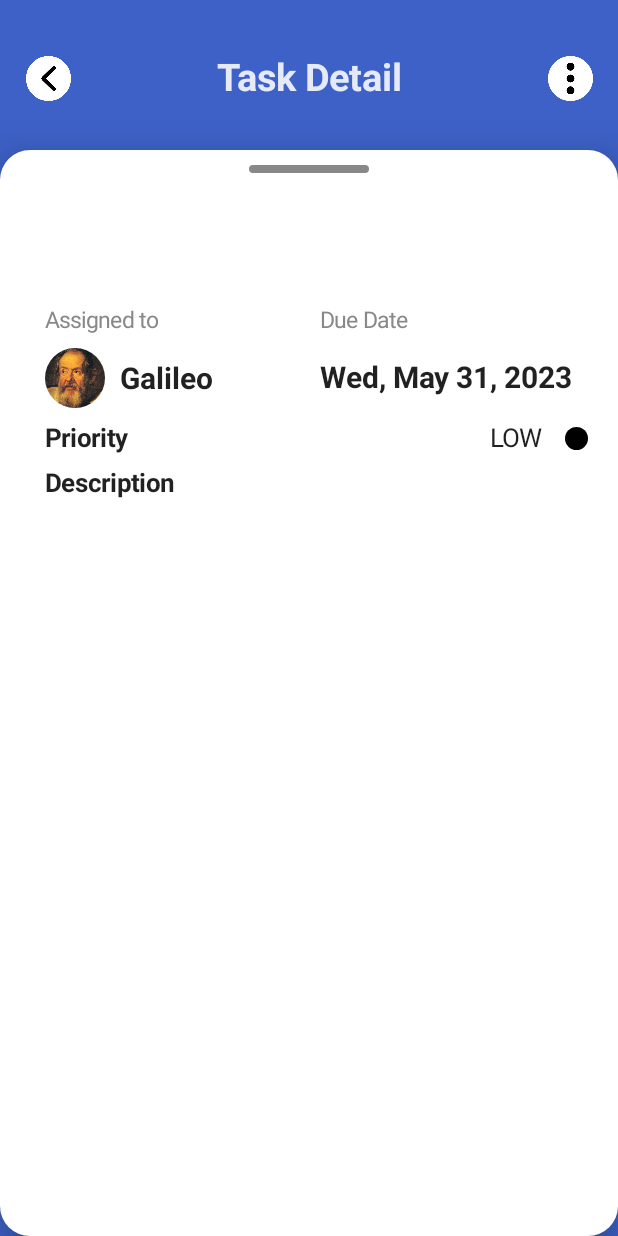
After one commit to anhhuy007/TodoList, an Android app built with Jetpack Compose: the TaskViewActivity screen opened directly, with no data from a screen before it, on a phone screen of 412 x 824 dp. The commit adds this screen. Run offline under Robolectric (Android 15) with nearby library versions, the phone set to English and light mode, and no system bars; our stand-ins replace Firebase (no records; nobody signed in at launch, a user with empty details on screens opened directly); 1 statement that could not run was skipped.

Commit message:
add delete task

```diff
--- a/app/src/main/AndroidManifest.xml
+++ b/app/src/main/AndroidManifest.xml
@@ -27,9 +27,9 @@
                 android:name="android.app.lib_name"
                 android:value="" />
         </activity>
-
         <activity android:name=".ui.activities.AddTaskActivity" />
-        <activity android:name=".ui.activities.TodoListActivity"/>
+        <activity android:name=".ui.activities.TodoListActivity" />
+        <activity android:name=".ui.activities.TaskViewActivity"/>
     </application>
 
 </manifest>
--- a/app/src/main/java/com/example/todolist/model/Task.kt
+++ b/app/src/main/java/com/example/todolist/model/Task.kt
@@ -1,13 +1,18 @@
 package com.example.todolist.model
 
+import java.text.SimpleDateFormat
 import java.util.*
-
 data class Task(
     var name: String = "",
     var priority: Priority = Priority.LOW,
     var description: String = "",
     var timeStamp: Long = Calendar.getInstance().timeInMillis
-)
+) : java.io.Serializable {
+    fun convertTimeToDate(timeStamp: Long) : String {
+        val dateFormat = SimpleDateFormat("EEE, MMM d, yyyy", Locale.getDefault())
+        return dateFormat.format(Date(timeStamp))
+    }
+}
 
 enum class Priority {
     HIGH, MEDIUM, LOW
--- /dev/null
+++ b/app/src/main/java/com/example/todolist/ui/activities/TaskViewActivity.kt
@@ -0,0 +1,353 @@
+package com.example.todolist.ui.activities
+
+import android.content.Intent
+import android.os.Bundle
+import android.util.Log
+import android.widget.ImageButton
+import androidx.activity.ComponentActivity
+import androidx.activity.compose.setContent
+import androidx.compose.foundation.Image
+import androidx.compose.foundation.background
+import androidx.compose.foundation.clickable
+import androidx.compose.foundation.layout.*
+import androidx.compose.foundation.shape.RoundedCornerShape
+import androidx.compose.material.*
+import androidx.compose.runtime.*
+import androidx.compose.ui.Alignment
+import androidx.compose.ui.Modifier
+import androidx.compose.ui.draw.clip
+import androidx.compose.ui.graphics.Color
+import androidx.compose.ui.graphics.vector.ImageVector
+import androidx.compose.ui.layout.ContentScale
+import androidx.compose.ui.res.colorResource
+import androidx.compose.ui.res.painterResource
+import androidx.compose.ui.res.vectorResource
+import androidx.compose.ui.text.font.FontWeight
+import androidx.compose.ui.tooling.preview.Preview
+import androidx.compose.ui.unit.DpOffset
+import androidx.compose.ui.unit.dp
+import androidx.compose.ui.unit.sp
+import com.example.todolist.R
+import com.example.todolist.model.Priority
+import com.example.todolist.model.Task
+import com.example.todolist.ui.activities.ui.theme.TodoListTheme
+import com.example.todolist.viewmodel.TaskViewModel
+
+class TaskViewActivity : ComponentActivity() {
+
+    var task: Task = Task()
+    var taskViewModel: TaskViewModel = TaskViewModel()
+
+    override fun onCreate(savedInstanceState: Bundle?) {
+        super.onCreate(savedInstanceState)
+
+        task = intent.getSerializableExtra("task") as Task
+
+        Log.d("AnhHuy", task.name)
+
+        setContent {
+            TodoListTheme {
+                TaskViewScreen(task)
+            }
+        }
+    }
+
+    @Composable
+    private fun TaskViewScreen(
+        task: Task
+    ) {
+        Box(
+            modifier = Modifier
+                .fillMaxSize()
+                .background("#3D61C7".color)
+        ) {
+            AppTopBar()
+
+            ContentDetail(task)
+        }
+    }
+
+    @Preview(showSystemUi = true, showBackground = true)
+    @Composable
+    private fun ContentDetail(
+        task: Task = Task(
+            name = "Finish the others function for Todo List app",
+            description = "Finish the others function for Todo List app",
+            priority = Priority.HIGH
+        )
+    ) {
+        Card(
+            modifier = Modifier
+                .fillMaxWidth()
+                .fillMaxSize()
+                .padding(top = 100.dp)
+                ,
+            elevation = 20.dp,
+            backgroundColor = Color.White,
+            shape = RoundedCornerShape(20.dp)
+        ) {
+            Column(
+                modifier = Modifier
+                    .fillMaxWidth()
+                    .padding(10.dp)
+            ) {
+                Box(
+                    modifier = Modifier
+                        .size(width = 80.dp, height = 5.dp)
+                        .clip(RoundedCornerShape(20.dp))
+                        .background(Color.Gray)
+                        .align(Alignment.CenterHorizontally)
+                        .padding(top = 30.dp)
+                )
+
+                Text(
+                    text = task.name,
+                    fontSize = 25.sp,
+                    fontWeight = FontWeight.Bold,
+                    modifier = Modifier
+                        .padding(start = 10.dp, top = 40.dp)
+                )
+
+                Row(
+                    modifier = Modifier
+                        .fillMaxWidth()
+                        .padding(top = 20.dp, start = 20.dp, end = 20.dp),
+                    horizontalArrangement = Arrangement.SpaceBetween
+                ) {
+                    Column(
+                        modifier = Modifier
+                            .wrapContentSize()
+                    ) {
+                        Text(
+                            text = "Assigned to",
+                            fontSize = 15.sp,
+                            color = Color.Gray,
+                            modifier = Modifier.padding(bottom = 10.dp)
+                        )
+
+                        Row(
+                            modifier = Modifier
+                                .wrapContentSize()
+                        ) {
+                            Image(
+                                painter = painterResource(id = R.drawable.galileo),
+                                contentDescription = "avatar",
+                                modifier = Modifier
+                                    .size(40.dp)
+                                    .clip(androidx.compose.foundation.shape.CircleShape),
+                                contentScale = ContentScale.Crop
+                            )
+
+                            Text(
+                                text = "Galileo",
+                                fontSize = 20.sp,
+                                fontWeight = FontWeight.Bold,
+                                modifier = Modifier
+                                    .padding(start = 10.dp)
+                                    .align(Alignment.CenterVertically)
+                            )
+                        }
+                    }
+
+                    Column(
+                        modifier = Modifier
+                            .wrapContentSize()
+                    ) {
+                        Text(
+                            text = "Due Date",
+                            fontSize = 15.sp,
+                            color = Color.Gray,
+                            modifier = Modifier.padding(bottom = 10.dp)
+                        )
+
+                        Text(
+                            text = task.convertTimeToDate(task.timeStamp),
+                            fontSize = 20.sp,
+                            fontWeight = FontWeight.Bold,
+                            modifier = Modifier
+                                .padding(top = 8.dp)
+                        )
+                    }
+                }
+
+                Row(
+                    modifier = Modifier
+                        .fillMaxWidth()
+                        .padding(10.dp),
+                    verticalAlignment = Alignment.CenterVertically,
+                    horizontalArrangement = Arrangement.SpaceBetween
+                ) {
+                    Text(
+                        text = "Priority",
+                        fontSize = 17.sp,
+                        fontWeight = FontWeight.Bold,
+                        modifier = Modifier.padding(start = 10.dp)
+                    )
+
+                    Row(
+                        modifier = Modifier
+                            .wrapContentSize(),
+                        verticalAlignment = Alignment.CenterVertically,
+                        horizontalArrangement = Arrangement.SpaceBetween
+                    ) {
+                        Text(
+                            text = when (task.priority) {
+                                Priority.HIGH -> "HIGH"
+                                Priority.MEDIUM -> "MEDIUM"
+                                Priority.LOW -> "LOW"
+                            },
+                            fontSize = 17.sp,
+                            modifier = Modifier
+                                .padding(end = 15.dp)
+                        )
+
+                        CircleShape(colorRes = when (task.priority) {
+                            Priority.HIGH -> R.color.red
+                            Priority.MEDIUM -> R.color.green
+                            Priority.LOW -> R.color.black
+                        })
+                    }
+                }
+
+                Text(
+                    text = "Description",
+                    fontSize = 17.sp,
+                    fontWeight = FontWeight.Bold,
+                    modifier = Modifier
+                        .padding(start = 20.dp, end = 20.dp)
+                )
+
+                Text(
+                    text = task.description,
+                    color = Color.Gray,
+                    fontSize = 15.sp,
+                    modifier = Modifier
+                        .padding(20.dp)
+                )
+            }
+        }
+    }
+
+    @Composable
+    fun CircleShape(colorRes: Int){
+        Column(modifier = Modifier
+            .wrapContentSize(Alignment.Center)) {
+            Box(
+                modifier = Modifier
+                    .align(Alignment.CenterHorizontally)
+                    .size(15.dp)
+                    .clip(shape = androidx.compose.foundation.shape.CircleShape)
+                    .background(
+                        color = colorResource(id = colorRes)
+                    )
+            )
+        }
+    }
+
+    @Preview(showBackground = true)
+    @Composable
+    private fun AppTopBar() {
+        var expanded by remember { mutableStateOf(false) }
+
+        Surface(
+            modifier = Modifier
+                .fillMaxWidth()
+                .padding(top = 20.dp),
+            color = "#3D61C7".color,
+            contentColor = MaterialTheme.colors.onPrimary
+        ) {
+            Column(
+                modifier = Modifier
+                    .fillMaxWidth()
+                    .wrapContentSize()
+            ) {
+                Row(
+                    modifier = Modifier
+                        .fillMaxWidth()
+                        .padding(8.dp),
+                    horizontalArrangement = Arrangement.SpaceBetween
+                ) {
+                    IconButton(
+                        onClick = { onBackPressed() },
+                        modifier = Modifier
+                            .align(Alignment.CenterVertically)
+                    ) {
+                        Image(
+                            painter = painterResource(id = R.drawable.arrow_back),                        contentDescription = "Back",
+                            modifier = Modifier
+                                .size(30.dp)
+                                .align(Alignment.CenterVertically)
+                                .clickable {
+                                    onBackPressed()
+                                }
+                        )
+                    }
+
+                    Text(
+                        text = "Task Detail",
+                        fontSize = 25.sp,
+                        fontWeight = FontWeight.Bold,
+                        modifier = Modifier
+                            .align(Alignment.CenterVertically)
+                    )
+
+                    IconButton(
+                        onClick = { expanded = !expanded },
+                        modifier = Modifier
+                            .align(Alignment.CenterVertically)
+                    ) {
+                        Image(
+                            painter = painterResource(id = R.drawable.menu),                        contentDescription = "Back",
+                            modifier = Modifier
+                                .size(30.dp)
+                                .align(Alignment.CenterVertically)
+                                .clickable {
+                                    expanded = !expanded
+                                }
+                        )
+                    }
+                }
+
+                if (expanded) {
+                    Box(
+                        modifier = Modifier
+                            .fillMaxWidth()
+                            .clickable {
+                                expanded = false
+                            }
+                            .wrapContentSize(Alignment.TopEnd)
+                            .padding(end = 20.dp)
+                    ) {
+                        DropdownMenu(
+                            expanded = expanded,
+                            onDismissRequest = { expanded = false }
+                        ) {
+                            DropdownMenuItem(onClick = {
+                                val editIntent = Intent(this@TaskViewActivity, AddTaskActivity::class.java)
+                                editIntent.putExtra("action", "edit")
+                                editIntent.putExtra("task", task)
+                                startActivity(editIntent)
+                                finish()
+                            }) {
+                                Text(text = "Edit")
+                            }
+
+                            DropdownMenuItem(onClick = {
+                                taskViewModel.deleteTask(task)
+                                val intent: Intent = Intent(this@TaskViewActivity, TodoListActivity::class.java)
+                                intent.putExtra("action", "reload")
+                                startActivity(intent)
+                                finish()
+                            }) {
+                                Text(text = "Delete")
+                            }
+                        }
+                    }
+                }
+            }
+        }
+    }
+
+    private val String.color
+        get() = Color(android.graphics.Color.parseColor(this))
+}
--- /dev/null
+++ b/app/src/main/java/com/example/todolist/ui/activities/ui/theme/Color.kt
@@ -0,0 +1,8 @@
+package com.example.todolist.ui.activities.ui.theme
+
+import androidx.compose.ui.graphics.Color
+
+val Purple200 = Color(0xFFBB86FC)
+val Purple500 = Color(0xFF6200EE)
+val Purple700 = Color(0xFF3700B3)
+val Teal200 = Color(0xFF03DAC5)
--- /dev/null
+++ b/app/src/main/java/com/example/todolist/ui/activities/ui/theme/Shape.kt
@@ -0,0 +1,11 @@
+package com.example.todolist.ui.activities.ui.theme
+
+import androidx.compose.foundation.shape.RoundedCornerShape
+import androidx.compose.material.Shapes
+import androidx.compose.ui.unit.dp
+
+val Shapes = Shapes(
+    small = RoundedCornerShape(4.dp),
+    medium = RoundedCornerShape(4.dp),
+    large = RoundedCornerShape(0.dp)
+)
--- /dev/null
+++ b/app/src/main/java/com/example/todolist/ui/activities/ui/theme/Theme.kt
@@ -0,0 +1,44 @@
+package com.example.todolist.ui.activities.ui.theme
+
+import androidx.compose.foundation.isSystemInDarkTheme
+import androidx.compose.material.MaterialTheme
+import androidx.compose.material.darkColors
+import androidx.compose.material.lightColors
+import androidx.compose.runtime.Composable
+
+private val DarkColorPalette = darkColors(
+    primary = Purple200,
+    primaryVariant = Purple700,
+    secondary = Teal200
+)
+
+private val LightColorPalette = lightColors(
+    primary = Purple500,
+    primaryVariant = Purple700,
+    secondary = Teal200
+
+    /* Other default colors to override
+    background = Color.White,
+    surface = Color.White,
+    onPrimary = Color.White,
+    onSecondary = Color.Black,
+    onBackground = Color.Black,
+    onSurface = Color.Black,
+    */
+)
+
+@Composable
+fun TodoListTheme(darkTheme: Boolean = isSystemInDarkTheme(), content: @Composable () -> Unit) {
+    val colors = if (darkTheme) {
+        DarkColorPalette
+    } else {
+        LightColorPalette
+    }
+
+    MaterialTheme(
+        colors = colors,
+        typography = Typography,
+        shapes = Shapes,
+        content = content
+    )
+}
--- /dev/null
+++ b/app/src/main/java/com/example/todolist/ui/activities/ui/theme/Type.kt
@@ -0,0 +1,28 @@
+package com.example.todolist.ui.activities.ui.theme
+
+import androidx.compose.material.Typography
+import androidx.compose.ui.text.TextStyle
+import androidx.compose.ui.text.font.FontFamily
+import androidx.compose.ui.text.font.FontWeight
+import androidx.compose.ui.unit.sp
+
+// Set of Material typography styles to start with
+val Typography = Typography(
+    body1 = TextStyle(
+        fontFamily = FontFamily.Default,
+        fontWeight = FontWeight.Normal,
+        fontSize = 16.sp
+    )
+    /* Other default text styles to override
+    button = TextStyle(
+        fontFamily = FontFamily.Default,
+        fontWeight = FontWeight.W500,
+        fontSize = 14.sp
+    ),
+    caption = TextStyle(
+        fontFamily = FontFamily.Default,
+        fontWeight = FontWeight.Normal,
+        fontSize = 12.sp
+    )
+    */
+)
--- a/app/src/main/res/values/colors.xml
+++ b/app/src/main/res/values/colors.xml
@@ -22,4 +22,5 @@
     <color name="blue">#0000FF</color>
     <color name="navy">#000080</color>
     <color name="black">#000000</color>
+    <color name="primary">#3D61C7</color>
 </resources>
--- a/app/src/main/res/values/strings.xml
+++ b/app/src/main/res/values/strings.xml
@@ -6,4 +6,6 @@
     <string name="task_description">Description</string>
     <string name="cancel">Cancel</string>
     <string name="loading">Loading tasks</string>
+    <string name="title_activity_task_view">TaskViewActivity</string>
+    <string name="description_example">Lorem ipsum dolor sit amet, consectetur adipiscing elit. Sed euismod, nunc sit amet aliquam lacinia, nisl nisl aliquam nisl, eu aliquam nisl nisl sit amet nisl. Sed euismod, nunc sit amet aliquam lacinia</string>
 </resources>
--- a/gradle.properties
+++ b/gradle.properties
@@ -6,7 +6,7 @@
 # http://www.gradle.org/docs/current/userguide/build_environment.html
 # Specifies the JVM arguments used for the daemon process.
 # The setting is particularly useful for tweaking memory settings.
-org.gradle.jvmargs=-Xmx2048m -Dfile.encoding=UTF-8
+org.gradle.jvmargs=-Xmx2048m
 # When configured, Gradle will run in incubating parallel mode.
 # This option should only be used with decoupled projects. More details, visit
 # http://www.gradle.org/docs/current/userguide/multi_project_builds.html#sec:decoupled_projects
@@ -21,3 +21,5 @@ kotlin.code.style=official
 # resources declared in the library itself and none from the library's dependencies,
 # thereby reducing the size of the R class for that library
 android.nonTransitiveRClass=true
+android.defaults.buildfeatures.buildconfig=true
+android.nonFinalResIds=false
```
Also changed, not shown: app/build.gradle (+11 -8 lines), app/src/main/java/com/example/todolist/data/TaskRepository.kt (+14 -1 lines), app/src/main/java/com/example/todolist/ui/activities/AddTaskActivity.kt (+9 -0 lines), app/src/main/java/com/example/todolist/ui/activities/TodoListActivity.kt (+9 -1 lines), app/src/main/java/com/example/todolist/viewmodel/AddTaskViewModel.kt (+10 -2 lines), app/src/main/java/com/example/todolist/viewmodel/TaskViewModel.kt (+15 -0 lines), app/src/main/res/layout/activity_task_view.xml (added, +9 -0 lines), build.gradle (+5 -5 lines), app/src/main/res/drawable-v24/arrow_back.png (added), app/src/main/res/drawable-v24/menu.png (added), gradle/wrapper/gradle-wrapper.properties.
